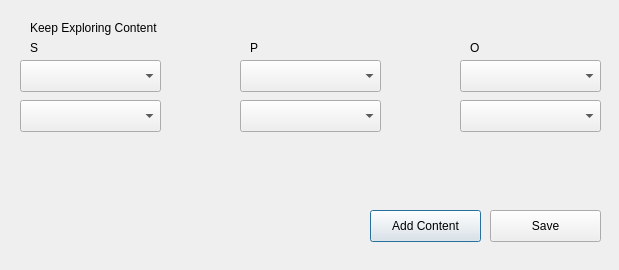
Qt form kwg_geoenrichment/kwg_plugin_enrichment_dialog_base.ui (KnowWhereGraph/geoenrichment-qgis) before a commit.
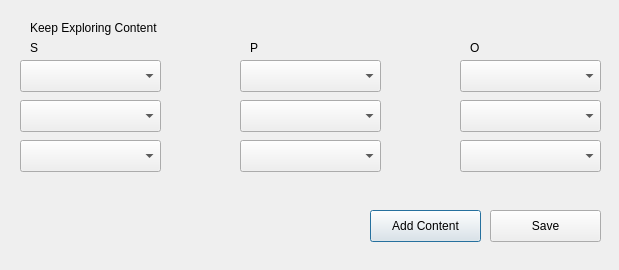
The same form after that commit.

Commit message:
Design changes to include third degree
Design changes to include third degree

```diff
--- a/kwg_geoenrichment/kwg_plugin_enrichment_dialog_base.ui
+++ b/kwg_geoenrichment/kwg_plugin_enrichment_dialog_base.ui
@@ -151,6 +151,36 @@
     </rect>
    </property>
   </widget>
+  <widget class="QComboBox" name="comboBox_S2">
+   <property name="geometry">
+    <rect>
+     <x>20</x>
+     <y>140</y>
+     <width>141</width>
+     <height>32</height>
+    </rect>
+   </property>
+  </widget>
+  <widget class="QComboBox" name="comboBox_P2">
+   <property name="geometry">
+    <rect>
+     <x>240</x>
+     <y>140</y>
+     <width>141</width>
+     <height>32</height>
+    </rect>
+   </property>
+  </widget>
+  <widget class="QComboBox" name="comboBox_O2">
+   <property name="geometry">
+    <rect>
+     <x>460</x>
+     <y>140</y>
+     <width>141</width>
+     <height>32</height>
+    </rect>
+   </property>
+  </widget>
  </widget>
  <resources/>
  <connections/>
```
The commit also changes 2 other files.
